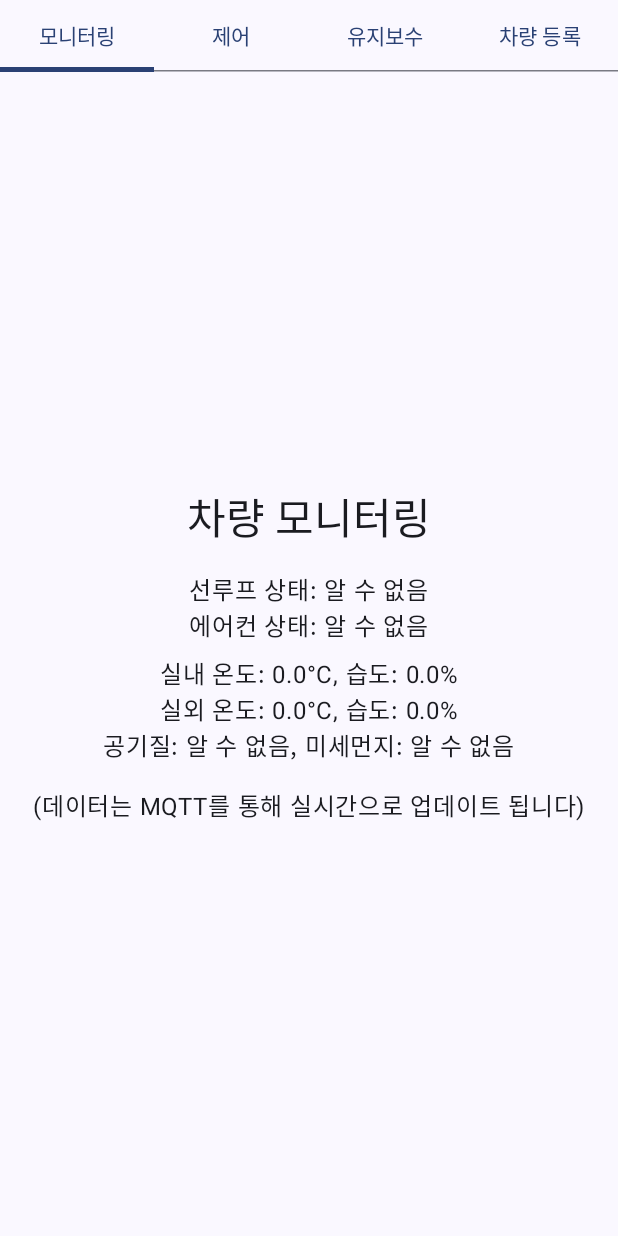
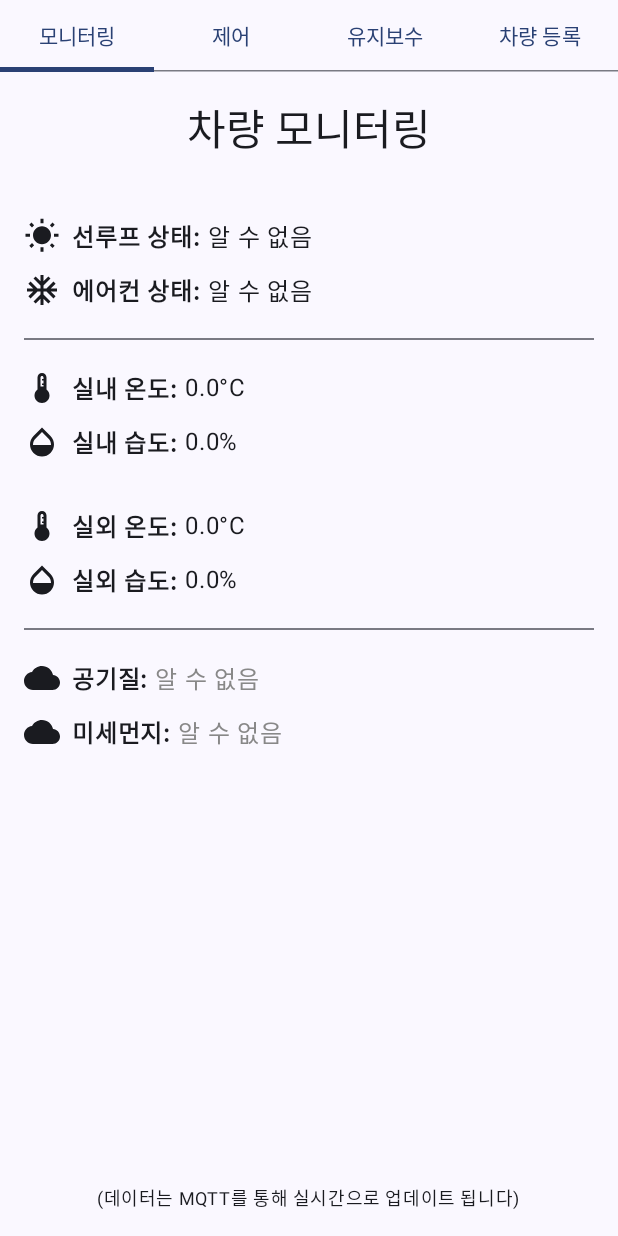
Before and after one commit to Yun-jihawan/smartSunroof, an Android app built with Jetpack Compose: the screen it shows after launch (MainActivity), on a phone screen of 412 x 824 dp. Run offline under Robolectric (Android 15) with nearby library versions, the phone set to English and light mode, and no system bars; libraries missing offline, so code that uses them is left out: com.journeyapps.barcodescanner, org.eclipse.paho; 7 statements that could not run were skipped.

Commit message:
feat: 모니터링 화면의 시각화 개선

```diff
--- a/bluelink/app/src/main/java/com/example/bluelink/MainActivity.kt
+++ b/bluelink/app/src/main/java/com/example/bluelink/MainActivity.kt
@@ -16,7 +16,7 @@ import androidx.compose.foundation.verticalScroll
 import androidx.compose.material.icons.Icons
 import androidx.compose.material.icons.filled.ArrowDropDown
 import androidx.compose.material.icons.filled.DateRange
-import androidx.compose.material.icons.filled.Schedule // 아이콘 import 추가
+import androidx.compose.material.icons.filled.AccessTime // 아이콘 import 추가
 import androidx.compose.material3.*
 import androidx.compose.runtime.*
 import androidx.compose.ui.Alignment
@@ -33,7 +33,19 @@ import com.journeyapps.barcodescanner.ScanOptions
 import java.text.SimpleDateFormat
 import java.util.Calendar
 import java.util.Locale
+import androidx.compose.material.icons.filled.AcUnit // 에어컨 아이콘
+import androidx.compose.material.icons.filled.Cloud // 공기질/미세먼지 아이콘 (예시)
+import androidx.compose.material.icons.filled.Thermostat // 온도 아이콘
+import androidx.compose.material.icons.filled.WbSunny // 선루프 아이콘 (예시, 또는 다른 적절한 아이콘)
+import androidx.compose.material.icons.filled.Opacity // 습도 아이콘
+import androidx.compose.ui.graphics.Color // 직접 Color 사용을 위해
+import androidx.compose.ui.text.font.FontWeight // FontWeight 사용
+import com.example.bluelink.ui.theme.StatusBad // Color.kt에 정의된 색상 사용 시
+import com.example.bluelink.ui.theme.StatusGood
+import com.example.bluelink.ui.theme.StatusNormal
+import com.example.bluelink.ui.theme.StatusUnknown
 
+// ... (MainActivity 클래스 및 다른 Composable 함수들은 이전 답변의 최종본과 동일하게 유지) ...
 class MainActivity : ComponentActivity() {
     private val mainViewModel: MainViewModel by viewModels()
 
@@ -77,36 +89,121 @@ fun MainScreen(modifier: Modifier = Modifier, viewModel: MainViewModel) {
     }
 }
 
+
+// 모니터링 화면 - 시각화 개선
 @Composable
 fun MonitoringScreen(viewModel: MainViewModel) {
     val vehicleState by viewModel.vehicleState.collectAsState()
     val environmentData by viewModel.environmentData.collectAsState()
 
+    // 공기질/미세먼지 상태에 따른 색상 결정 함수
+    @Composable
+    fun getStatusColor(status: String): Color {
+        return when (status.lowercase()) {
+            "좋음", "낮음" -> StatusGood // 초록색 (Color.kt 또는 직접 정의)
+            "보통" -> StatusNormal    // 주황색
+            "나쁨", "높음", "매우 높음" -> StatusBad // 빨간색
+            else -> StatusUnknown       // 회색 (Color.Gray)
+        }
+    }
+
     Column(
         modifier = Modifier
             .fillMaxSize()
             .padding(16.dp)
-            .verticalScroll(rememberScrollState()),
-        horizontalAlignment = Alignment.CenterHorizontally,
-        verticalArrangement = Arrangement.Center
+            .verticalScroll(rememberScrollState()), // 스크롤 유지
+        horizontalAlignment = Alignment.Start, // 왼쪽 정렬로 변경하여 아이콘과 텍스트 배치 용이하게
+        verticalArrangement = Arrangement.spacedBy(12.dp) // 항목 간 간격 추가
     ) {
-        Text("차량 모니터링", style = MaterialTheme.typography.headlineMedium)
-        Spacer(modifier = Modifier.height(16.dp))
-        Text("선루프 상태: ${vehicleState.sunroofStatus}")
-        Text("에어컨 상태: ${vehicleState.acStatus}")
-        Spacer(modifier = Modifier.height(8.dp))
-        Text("실내 온도: ${String.format("%.1f", environmentData.indoorTemperature)}°C, 습도: ${String.format("%.1f", environmentData.indoorHumidity)}%")
-        Text("실외 온도: ${String.format("%.1f", environmentData.outdoorTemperature)}°C, 습도: ${String.format("%.1f", environmentData.outdoorHumidity)}%")
-        Text("공기질: ${environmentData.airQuality}, 미세먼지: ${environmentData.fineDust}")
-        Spacer(modifier = Modifier.height(16.dp))
-        Text("(데이터는 MQTT를 통해 실시간으로 업데이트 됩니다)")
+        Text(
+            "차량 모니터링",
+            style = MaterialTheme.typography.headlineMedium,
+            modifier = Modifier.align(Alignment.CenterHorizontally) // 제목만 중앙 정렬
+        )
+        Spacer(modifier = Modifier.height(16.dp)) // 제목 아래 추가 간격
+
+        // 정보 항목 표시용 Composable 함수 (재사용을 위해)
+        @Composable
+        fun InfoRow(icon: androidx.compose.ui.graphics.vector.ImageVector, label: String, value: String, valueColor: Color = LocalContentColor.current) {
+            Row(verticalAlignment = Alignment.CenterVertically) {
+                Icon(icon, contentDescription = label, modifier = Modifier.size(24.dp))
+                Spacer(modifier = Modifier.width(8.dp))
+                Text("$label: ", fontWeight = FontWeight.Bold)
+                Text(value, color = valueColor)
+            }
+        }
+
+        InfoRow(
+            icon = Icons.Filled.WbSunny, // 또는 다른 적절한 선루프 아이콘
+            label = "선루프 상태",
+            value = vehicleState.sunroofStatus
+        )
+        InfoRow(
+            icon = Icons.Filled.AcUnit,
+            label = "에어컨 상태",
+            value = vehicleState.acStatus
+        )
+
+        Divider(modifier = Modifier.padding(vertical = 8.dp)) // 구분선
+
+        InfoRow(
+            icon = Icons.Filled.Thermostat,
+            label = "실내 온도",
+            value = "${String.format("%.1f", environmentData.indoorTemperature)}°C"
+        )
+        InfoRow(
+            icon = Icons.Filled.Opacity,
+            label = "실내 습도",
+            value = "${String.format("%.1f", environmentData.indoorHumidity)}%"
+        )
+
+        Spacer(modifier = Modifier.height(8.dp)) // 그룹 간 간격
+
+        InfoRow(
+            icon = Icons.Filled.Thermostat, // 외부 온도 아이콘도 동일하게 사용하거나 다른 아이콘 사용
+            label = "실외 온도",
+            value = "${String.format("%.1f", environmentData.outdoorTemperature)}°C"
+        )
+        InfoRow(
+            icon = Icons.Filled.Opacity, // 외부 습도 아이콘도 동일하게 사용
+            label = "실외 습도",
+            value = "${String.format("%.1f", environmentData.outdoorHumidity)}%"
+        )
+
+        Divider(modifier = Modifier.padding(vertical = 8.dp))
+
+        InfoRow(
+            icon = Icons.Filled.Cloud, // 공기질 아이콘 (예시)
+            label = "공기질",
+            value = environmentData.airQuality,
+            valueColor = getStatusColor(environmentData.airQuality)
+        )
+        InfoRow(
+            icon = Icons.Filled.Cloud, // 미세먼지 아이콘 (예시)
+            label = "미세먼지",
+            value = environmentData.fineDust,
+            valueColor = getStatusColor(environmentData.fineDust)
+        )
+
+        Spacer(modifier = Modifier.weight(1f)) // 하단 안내 메시지를 아래로 밀기 위한 Spacer
+
+        Text(
+            "(데이터는 MQTT를 통해 실시간으로 업데이트 됩니다)",
+            style = MaterialTheme.typography.bodySmall,
+            modifier = Modifier.align(Alignment.CenterHorizontally)
+        )
     }
 }
 
+
+// ControlScreen, VehicleRegistrationScreen, MaintenanceScreen, ReservationForm, Preview 함수들은
+// 이전 답변에서 제공한 최종본과 동일하게 유지합니다.
+// (여기서는 MonitoringScreen의 변경에만 집중)
+
+// ... ControlScreen Composable ...
 @Composable
 fun ControlScreen(viewModel: MainViewModel) {
     val vehicleState by viewModel.vehicleState.collectAsState()
-    // collectAsState()를 사용하여 StateFlow의 값을 가져옵니다.
     val sunroofCommandInProgress by viewModel.isSunroofCommandInProgress.collectAsState()
     val acCommandInProgress by viewModel.isAcCommandInProgress.collectAsState()
     val context = LocalContext.current
@@ -128,7 +225,6 @@ fun ControlScreen(viewModel: MainViewModel) {
                     viewModel.controlSunroof("open")
                     Toast.makeText(context, "선루프 열기 명령 전송", Toast.LENGTH_SHORT).show()
                 },
-                // .value를 사용하여 Boolean 값을 가져와서 ! 연산자 사용
                 enabled = !sunroofCommandInProgress && !acCommandInProgress
             ) {
                 Text("선루프 열기")
@@ -183,6 +279,7 @@ fun ControlScreen(viewModel: MainViewModel) {
     }
 }
 
+// ... VehicleRegistrationScreen Composable ...
 @Composable
 fun VehicleRegistrationScreen(viewModel: MainViewModel) {
     val registeredVehicleInfo by viewModel.registeredVehicleInfo.collectAsState()
@@ -236,6 +333,7 @@ fun VehicleRegistrationScreen(viewModel: MainViewModel) {
     }
 }
 
+// ... MaintenanceScreen Composable ...
 @Composable
 fun MaintenanceScreen(viewModel: MainViewModel) {
     val maintenanceNotification by viewModel.maintenanceNotification.collectAsState()
@@ -277,6 +375,7 @@ fun MaintenanceScreen(viewModel: MainViewModel) {
     }
 }
 
+// ... ReservationForm Composable ...
 @OptIn(ExperimentalMaterial3Api::class)
 @Composable
 fun ReservationForm(viewModel: MainViewModel) {
@@ -335,7 +434,7 @@ fun ReservationForm(viewModel: MainViewModel) {
             readOnly = true,
             trailingIcon = {
                 Icon(
-                    Icons.Filled.Schedule, // 수정: Schedule 아이콘 사용
+                    Icons.Filled.AccessTime, // AccessTime 아이콘 사용 (Schedule 대신)
                     contentDescription = "시간 선택",
                     modifier = Modifier.clickable { timePickerDialog.show() }
                 )
@@ -356,7 +455,7 @@ fun ReservationForm(viewModel: MainViewModel) {
             DropdownMenu(
                 expanded = serviceCenterExpanded,
                 onDismissRequest = { serviceCenterExpanded = false },
-                modifier = Modifier.fillMaxWidth(0.8f) // Use fillMaxWidth with a fraction
+                modifier = Modifier.fillMaxWidth(0.8f)
             ) {
                 availableServiceCenters.forEach { center ->
                     DropdownMenuItem(
@@ -407,6 +506,15 @@ fun ReservationForm(viewModel: MainViewModel) {
     }
 }
 
+// ... Preview 함수들 ...
+@Preview(showBackground = true, name = "Monitoring Screen Preview")
+@Composable
+fun MonitoringScreenPreview() {
+    BluelinkTheme {
+        MonitoringScreen(viewModel = MainViewModel())
+    }
+}
+
 @Preview(showBackground = true, name = "Maintenance Screen - No Notification")
 @Composable
 fun MaintenanceScreenPreviewNoNotification() {
--- a/bluelink/app/src/main/java/com/example/bluelink/ui/theme/Color.kt
+++ b/bluelink/app/src/main/java/com/example/bluelink/ui/theme/Color.kt
@@ -9,3 +9,9 @@ val Pink80 = Color(0xFFEFB8C8)
 val Purple40 = Color(0xFF6650a4)
 val PurpleGrey40 = Color(0xFF625b71)
 val Pink40 = Color(0xFF7D5260)
+
+// 상태 표시용 색상 (예시)
+val StatusGood = Color(0xFF4CAF50) // 초록색 계열
+val StatusNormal = Color(0xFFFFC107) // 주황색/노란색 계열
+val StatusBad = Color(0xFFF44336)   // 빨간색 계열
+val StatusUnknown = Color.Gray      // 회색 (알 수 없음)
```
